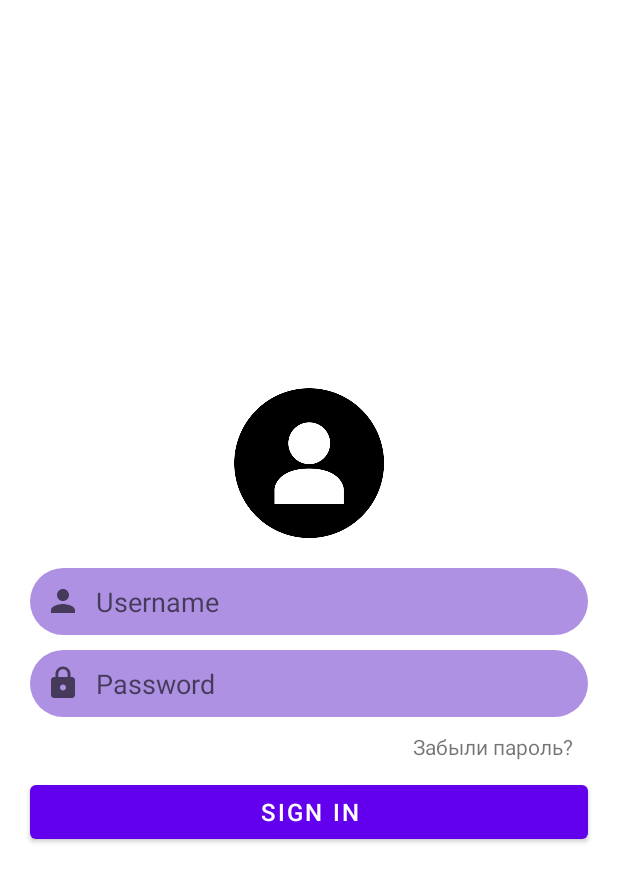
After one commit to vadimkononenko/StoreForAndroid, an Android app: the fragment LoginFragment shown on its own in the app's theme, on a phone screen of 412 x 824 dp. The commit adds this screen. Shown: the top 882 px of the screen. Run offline under Robolectric (Android 15) with nearby library versions, the phone set to English and light mode, and no system bars.

Commit message:
created log-in fragment, fixed minor problems

```diff
--- /dev/null
+++ b/app/src/main/java/com/ua/storeforandroid/fragments/LoginFragment.kt
@@ -0,0 +1,20 @@
+package com.ua.storeforandroid.fragments
+
+import android.os.Bundle
+import androidx.fragment.app.Fragment
+import android.view.LayoutInflater
+import android.view.View
+import android.view.ViewGroup
+import com.ua.storeforandroid.R
+
+class LoginFragment : Fragment() {
+
+    override fun onCreateView(
+        inflater: LayoutInflater, container: ViewGroup?,
+        savedInstanceState: Bundle?
+    ): View? {
+        // Inflate the layout for this fragment
+        return inflater.inflate(R.layout.fragment_login, container, false)
+    }
+
+}
--- /dev/null
+++ b/app/src/main/res/drawable/ic_password.xml
@@ -0,0 +1,10 @@
+<vector xmlns:android="http://schemas.android.com/apk/res/android"
+    android:width="24dp"
+    android:height="24dp"
+    android:viewportWidth="24"
+    android:viewportHeight="24"
+    android:tint="?attr/colorControlNormal">
+  <path
+      android:fillColor="@android:color/white"
+      android:pathData="M18,8h-1L17,6c0,-2.76 -2.24,-5 -5,-5S7,3.24 7,6v2L6,8c-1.1,0 -2,0.9 -2,2v10c0,1.1 0.9,2 2,2h12c1.1,0 2,-0.9 2,-2L20,10c0,-1.1 -0.9,-2 -2,-2zM12,17c-1.1,0 -2,-0.9 -2,-2s0.9,-2 2,-2 2,0.9 2,2 -0.9,2 -2,2zM15.1,8L8.9,8L8.9,6c0,-1.71 1.39,-3.1 3.1,-3.1 1.71,0 3.1,1.39 3.1,3.1v2z"/>
+</vector>
--- /dev/null
+++ b/app/src/main/res/drawable/login_edit_background.xml
@@ -0,0 +1,7 @@
+<?xml version="1.0" encoding="utf-8"?>
+<shape xmlns:android="http://schemas.android.com/apk/res/android"
+    android:shape="rectangle">
+    <solid android:color="@color/logButton"/>
+    <corners android:radius="30dp"/>
+
+</shape>
--- /dev/null
+++ b/app/src/main/res/layout/fragment_login.xml
@@ -0,0 +1,63 @@
+<?xml version="1.0" encoding="utf-8"?>
+<androidx.constraintlayout.widget.ConstraintLayout xmlns:android="http://schemas.android.com/apk/res/android"
+    xmlns:tools="http://schemas.android.com/tools"
+    android:layout_width="match_parent"
+    android:layout_height="match_parent"
+    tools:context=".fragments.LoginFragment">
+
+    <RelativeLayout
+        android:layout_width="match_parent"
+        android:layout_height="match_parent">
+
+        <LinearLayout
+            android:layout_width="match_parent"
+            android:layout_height="wrap_content"
+            android:orientation="vertical"
+            android:layout_centerVertical="true">
+            <ImageView
+                android:layout_width="100dp"
+                android:layout_height="100dp"
+                android:src="@drawable/ic_profilepic"
+                android:layout_gravity="center_horizontal"/>
+            <EditText
+                android:layout_marginTop="20dp"
+                android:layout_marginEnd="20dp"
+                android:layout_marginStart="20dp"
+                android:drawableStart="@drawable/ic_avatar"
+                android:hint="Username"
+                android:drawablePadding="10dp"
+                android:layout_width="match_parent"
+                android:layout_height="wrap_content"
+                android:background="@drawable/login_edit_background"
+                android:padding="10dp"/>
+            <EditText
+                android:layout_marginTop="10dp"
+                android:layout_marginEnd="20dp"
+                android:layout_marginStart="20dp"
+                android:drawableStart="@drawable/ic_password"
+                android:hint="Password"
+                android:drawablePadding="10dp"
+                android:layout_width="match_parent"
+                android:layout_height="wrap_content"
+                android:background="@drawable/login_edit_background"
+                android:padding="10dp"/>
+            <TextView
+                android:layout_marginStart="20dp"
+                android:layout_marginEnd="20dp"
+                android:layout_width="wrap_content"
+                android:layout_height="wrap_content"
+                android:text="Забыли пароль?"
+                android:padding="10dp"
+                android:layout_gravity="end"/>
+            <Button
+                android:layout_marginStart="20dp"
+                android:layout_marginEnd="20dp"
+                android:layout_width="match_parent"
+                android:layout_height="wrap_content"
+                android:text="Sign In"
+                android:textSize="16sp"/>
+
+        </LinearLayout>
+
+    </RelativeLayout>
+</androidx.constraintlayout.widget.ConstraintLayout>
--- a/app/src/main/res/layout/navigation_header.xml
+++ b/app/src/main/res/layout/navigation_header.xml
@@ -6,27 +6,31 @@
     android:layout_height="100dp"
     android:background="@color/purple_200">
 
-    <ImageView
-        android:id="@+id/imageView"
-        android:layout_width="wrap_content"
-        android:layout_height="wrap_content"
-        android:layout_marginStart="16dp"
-        android:layout_marginTop="36dp"
-        app:layout_constraintStart_toStartOf="parent"
-        app:layout_constraintTop_toTopOf="parent"
-        app:srcCompat="@drawable/ic_avatar" />
-
     <TextView
         android:id="@+id/textView2"
         android:layout_width="wrap_content"
         android:layout_height="wrap_content"
         android:layout_marginStart="16dp"
         android:layout_marginEnd="16dp"
-        android:layout_marginBottom="16dp"
+        android:layout_marginBottom="10dp"
         android:text="Username"
         android:textColor="@color/black"
         app:layout_constraintBottom_toBottomOf="parent"
         app:layout_constraintEnd_toEndOf="parent"
         app:layout_constraintHorizontal_bias="0.0"
         app:layout_constraintStart_toStartOf="parent" />
+
+    <com.google.android.material.floatingactionbutton.FloatingActionButton
+        android:id="@+id/profileBtn"
+        android:layout_width="wrap_content"
+        android:layout_height="wrap_content"
+        android:layout_marginStart="16dp"
+        android:layout_marginTop="14dp"
+        android:clickable="true"
+        app:backgroundTint="#FFFFFF"
+        app:layout_constraintStart_toStartOf="parent"
+        app:layout_constraintTop_toTopOf="parent"
+        app:srcCompat="@drawable/ic_avatar"
+        tools:ignore="SpeakableTextPresentCheck" />
+
 </androidx.constraintlayout.widget.ConstraintLayout>
--- a/app/src/main/res/values/colors.xml
+++ b/app/src/main/res/values/colors.xml
@@ -7,4 +7,5 @@
     <color name="teal_700">#FF018786</color>
     <color name="black">#FF000000</color>
     <color name="white">#FFFFFFFF</color>
+    <color name="logButton">#8A6B35CC</color>
 </resources>
```
Also changed, not shown: app/src/main/res/drawable/ic_profilepic.png (added).
